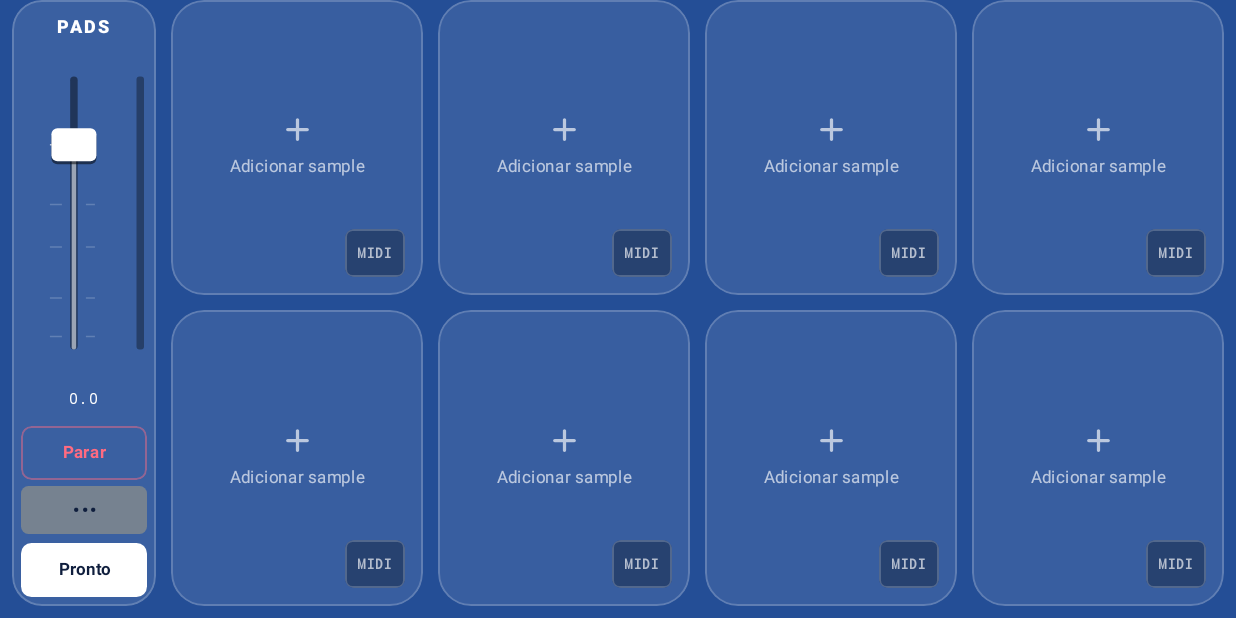
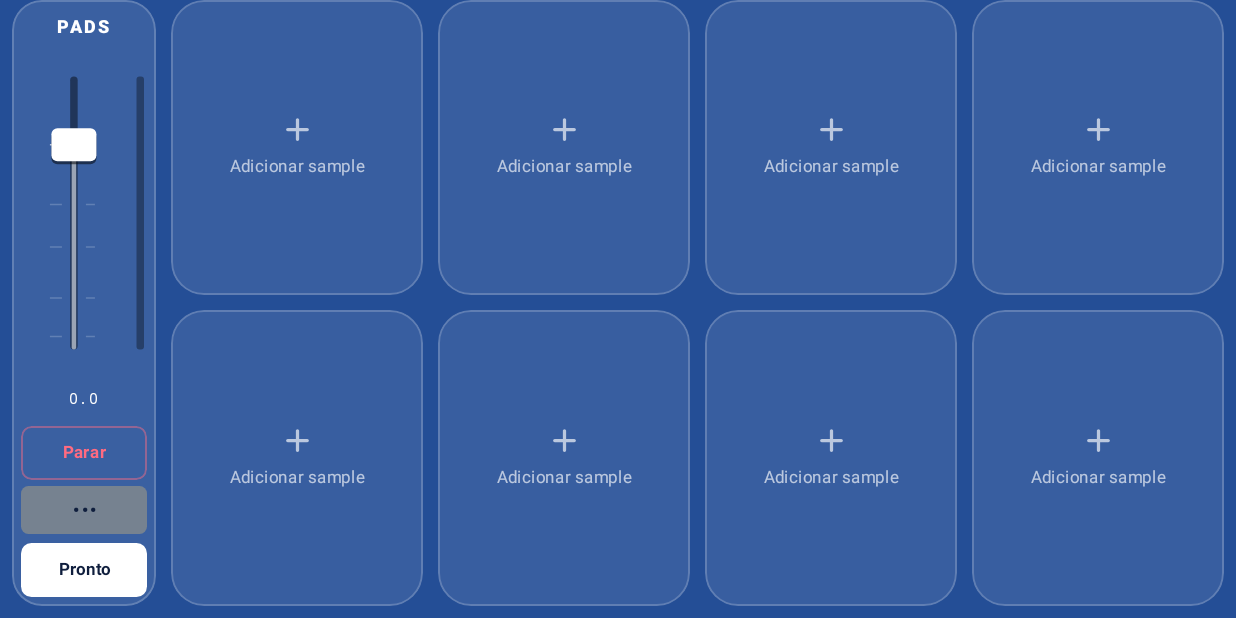
Before and after one commit to davi33borges/sf2-player, an Android app built with Jetpack Compose: the composable PadsScreen shown on its own in the app's theme, after a tap on "Editar", on a phone screen of 824 x 412 dp (held sideways). Run offline under Robolectric (Android 15) with nearby library versions, the phone set to English and light mode, and no system bars; 10 statements that could not run were skipped; 2 other taps on this screen came first.

Commit message:
Revert "Modo editar dos pads: mapear MIDI direto em cada pad"
This reverts commit 7c0f06ee6986b0e0b90f594c77cef93373ba04a8.

```diff
--- a/app/src/main/java/com/rarodoce/sf2player/ui/PadsScreen.kt
+++ b/app/src/main/java/com/rarodoce/sf2player/ui/PadsScreen.kt
@@ -155,7 +155,7 @@ private fun PadTile(
                 detectTapGestures(
                     onPress = {
                         when {
-                            editing -> Unit   // no modo editar, usa os botões do próprio pad
+                            editing && p.loaded -> onConfig()
                             !p.loaded -> if (!p.loading) onPick()
                             else -> {
                                 vm.padDown(i)
@@ -171,10 +171,7 @@ private fun PadTile(
     ) {
         when {
             p.loading -> CircularProgressIndicator(color = Ink, strokeWidth = 2.dp, modifier = Modifier.align(Alignment.Center).size(24.dp))
-            !p.loaded -> Column(
-                Modifier.align(Alignment.Center).clip(RoundedCornerShape(12.dp)).clickable(enabled = editing, onClick = onPick).padding(8.dp),
-                horizontalAlignment = Alignment.CenterHorizontally,
-            ) {
+            !p.loaded -> Column(Modifier.align(Alignment.Center), horizontalAlignment = Alignment.CenterHorizontally) {
                 Icon(Icons.Rounded.Add, null, tint = InkDim, modifier = Modifier.size(26.dp))
                 Text(p.error ?: "Adicionar sample", color = if (p.error != null) Danger else InkDim, fontSize = 11.sp)
             }
@@ -183,7 +180,7 @@ private fun PadTile(
                 Row(Modifier.align(Alignment.TopEnd), verticalAlignment = Alignment.CenterVertically) {
                     if (p.mode == 2) Icon(Icons.Rounded.Loop, "Loop", tint = Color.White, modifier = Modifier.size(16.dp))
                     if (p.mode == 1) Icon(Icons.Rounded.TouchApp, "Enquanto segura", tint = Color.White, modifier = Modifier.size(16.dp))
-                    if (mapping != null && !editing) {
+                    if (mapping != null) {
                         Spacer(Modifier.width(4.dp))
                         Text(mapping.shortLabel(), color = Color.White, fontSize = 10.sp, fontFamily = Mono, fontWeight = FontWeight.Bold,
                             modifier = Modifier.clip(RoundedCornerShape(6.dp)).background(Color.Black.copy(alpha = 0.22f)).padding(horizontal = 5.dp, vertical = 1.dp))
@@ -192,19 +189,12 @@ private fun PadTile(
                 Text("${i + 1}", color = Color.White.copy(alpha = 0.75f), fontWeight = FontWeight.Black, fontSize = 13.sp,
                     modifier = Modifier.align(Alignment.TopStart))
                 Text(p.label, color = Color.White, fontWeight = FontWeight.Bold, fontSize = 14.sp, maxLines = 1,
-                    overflow = TextOverflow.Ellipsis,
-                    modifier = Modifier.align(if (editing) Alignment.TopStart else Alignment.BottomStart).padding(top = if (editing) 18.dp else 0.dp))
+                    overflow = TextOverflow.Ellipsis, modifier = Modifier.align(Alignment.BottomStart))
             }
         }
-        if (editing) {
-            // modo editar: mapear direto no pad, sem abrir as configurações
-            Row(Modifier.align(Alignment.BottomEnd), verticalAlignment = Alignment.CenterVertically, horizontalArrangement = Arrangement.spacedBy(6.dp)) {
-                LearnChip(vm, Target(TargetType.PAD_TRIGGER, i), Color.White,
-                    Modifier.clip(RoundedCornerShape(6.dp)).background(Color.Black.copy(alpha = 0.3f)))
-                if (p.loaded) Text("editar", color = Bg, fontSize = 11.sp, fontWeight = FontWeight.Bold,
-                    modifier = Modifier.clip(RoundedCornerShape(6.dp)).background(Color.White).clickable(onClick = onConfig)
-                        .padding(horizontal = 8.dp, vertical = 4.dp))
-            }
+        if (editing && p.loaded) {
+            Text("editar", color = Bg, fontSize = 10.sp, fontWeight = FontWeight.Bold,
+                modifier = Modifier.align(Alignment.BottomEnd).clip(RoundedCornerShape(6.dp)).background(Color.White).padding(horizontal = 6.dp, vertical = 2.dp))
         }
     }
 }
```
